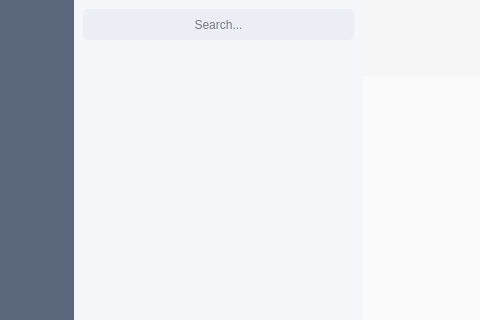
First picture: the form in qml/ui/chat.ui, repository Nordgedanken/Morpheusv2, before the edit; both pictures show x 0 to 480 and y 0 to 320 of the 950 by 600 pixel window.
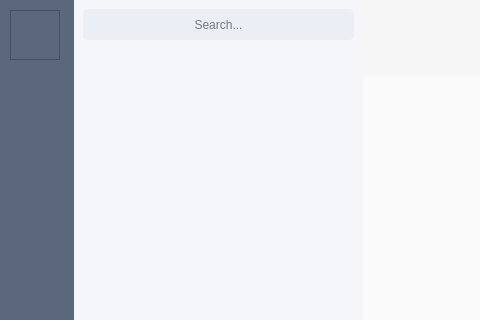
Second picture: the form after the edit. Icons and pictures are not drawn.

Commit message: Switch one QLabel to QGraphicsView

The edit to the form file:
```diff
--- a/qml/ui/chat.ui
+++ b/qml/ui/chat.ui
@@ -90,27 +90,15 @@
           <verstretch>0</verstretch>
          </sizepolicy>
         </property>
-        <widget class="QLabel" name="UserAvatar">
+        <widget class="QGraphicsView" name="UserAvatar">
          <property name="geometry">
           <rect>
-           <x>7</x>
+           <x>10</x>
            <y>10</y>
-           <width>61</width>
-           <height>61</height>
+           <width>50</width>
+           <height>50</height>
           </rect>
          </property>
-         <property name="mouseTracking">
-          <bool>true</bool>
-         </property>
-         <property name="text">
-          <string/>
-         </property>
-         <property name="scaledContents">
-          <bool>true</bool>
-         </property>
-         <property name="alignment">
-          <set>Qt::AlignCenter</set>
-         </property>
         </widget>
        </widget>
       </item>
```
The commit also changes 2 other files.
